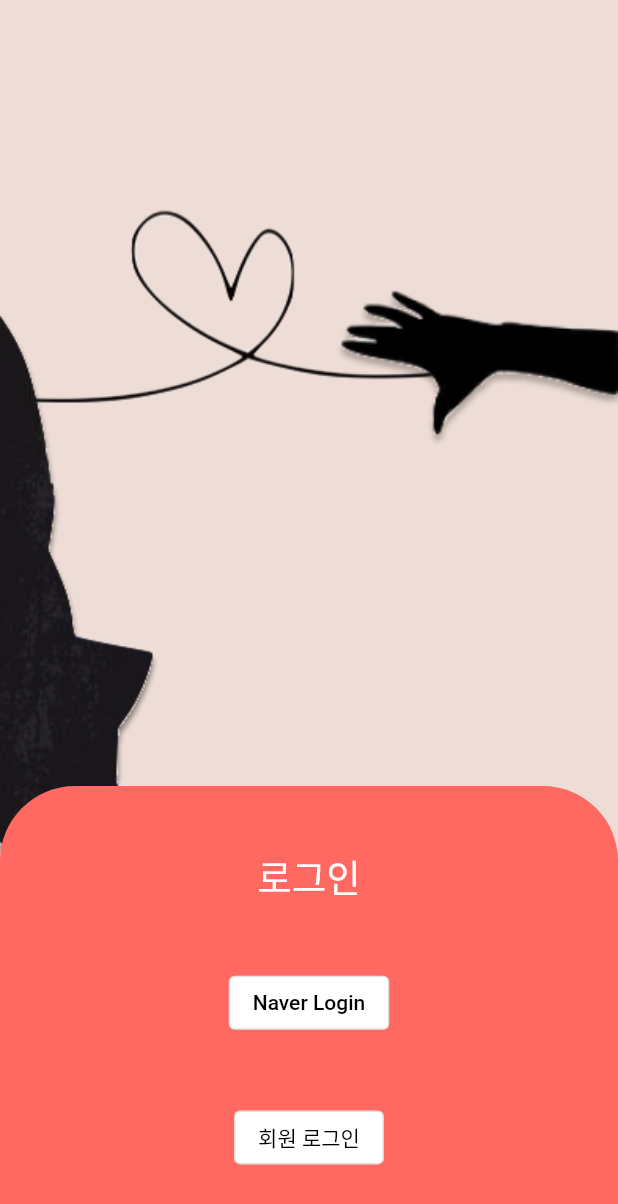
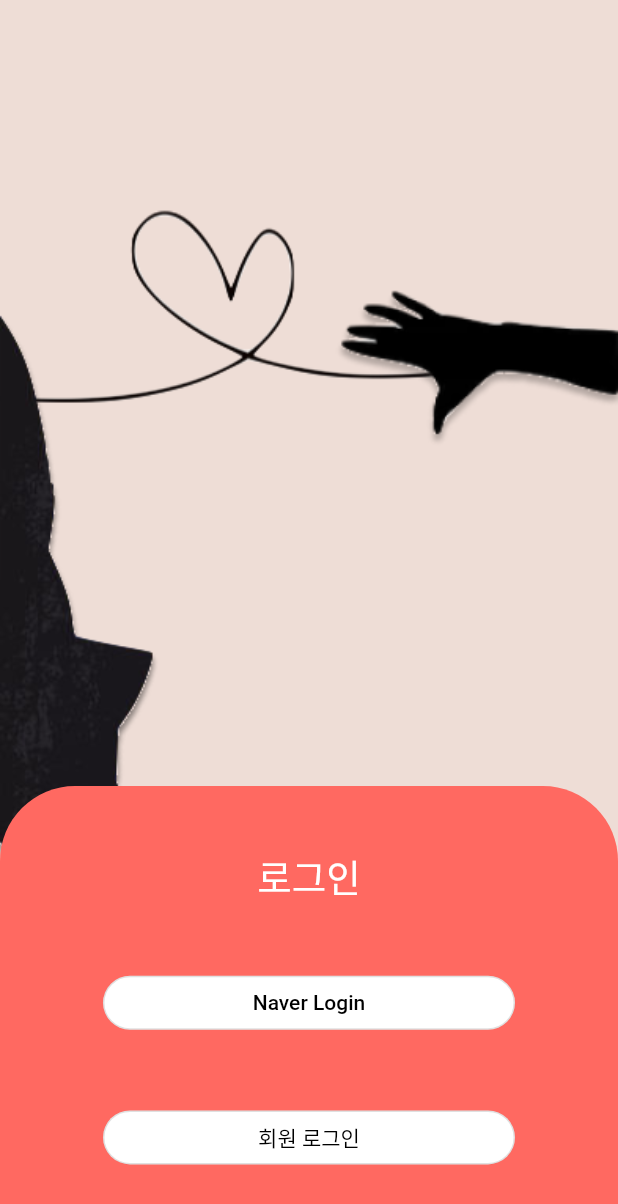
Before and after one commit to qoridhc/CatchMe, a Flutter app: the screen it shows after launch, on a phone screen of 412 x 824 dp. Shown: the top 1204 px of the screen. Run offline on Flutter 3.47's test engine with Material 2 defaults, Android fonts, the phone set to English and light mode, and no system bars; missing offline and left inert: flutter_naver_login.

Commit message:
login 버튼 사이즈 조정

```diff
--- a/lib/screen/login_screen.dart
+++ b/lib/screen/login_screen.dart
@@ -70,7 +70,6 @@ class _LoginScreenState extends State<LoginScreen> {
     return Scaffold(
       backgroundColor: Color(0xffEEDDD6),
       body: SafeArea(
-
         child: Stack(
           children: [
             Container(
@@ -94,24 +93,20 @@ class _LoginScreenState extends State<LoginScreen> {
                       ),
                       color: Color(0xffFF6961),
                     ),
-
                     child: Container(
-
                       child: Column(
-
                         mainAxisAlignment: MainAxisAlignment.spaceEvenly,
-
                         children: [
                           Text(
-
                             "로그인",
                             style: TextStyle(
                               color: Colors.white,
                               fontSize: 25.0,
                             ),
-
                           ),
-                          OutlinedButton(
+                          SizedBox(
+                            width: MediaQuery.of(context).size.width * 2/3,
+                            child: OutlinedButton(
                               onPressed: buttonLoginPressed,
                               child: Text(
                                 "Naver Login",
@@ -120,10 +115,20 @@ class _LoginScreenState extends State<LoginScreen> {
                                 ),
                               ),
                               style: ButtonStyle(
-                              backgroundColor: MaterialStateProperty.all(Colors.white),
+                                  backgroundColor:
+                                      MaterialStateProperty.all(Colors.white),
+                                  shape: MaterialStateProperty.all<
+                                          RoundedRectangleBorder>(
+                                      RoundedRectangleBorder(
+                                          borderRadius:
+                                              BorderRadius.circular(18.0),
+                                          side:
+                                              BorderSide(color: Colors.red)))),
                             ),
                           ),
-                          OutlinedButton(
+                          SizedBox(
+                            width: MediaQuery.of(context).size.width * 2/3,
+                            child: OutlinedButton(
                               onPressed: buttonLoginPressed,
                               child: Text(
                                 "회원 로그인",
@@ -132,7 +137,15 @@ class _LoginScreenState extends State<LoginScreen> {
                                 ),
                               ),
                               style: ButtonStyle(
-                              backgroundColor: MaterialStateProperty.all(Colors.white),
+                                  backgroundColor:
+                                      MaterialStateProperty.all(Colors.white),
+                                  shape: MaterialStateProperty.all<
+                                          RoundedRectangleBorder>(
+                                      RoundedRectangleBorder(
+                                          borderRadius:
+                                              BorderRadius.circular(18.0),
+                                          side:
+                                              BorderSide(color: Colors.red)))),
                             ),
                           ),
                         ],
```
Lines whose indentation alone changed are shown as unchanged.
